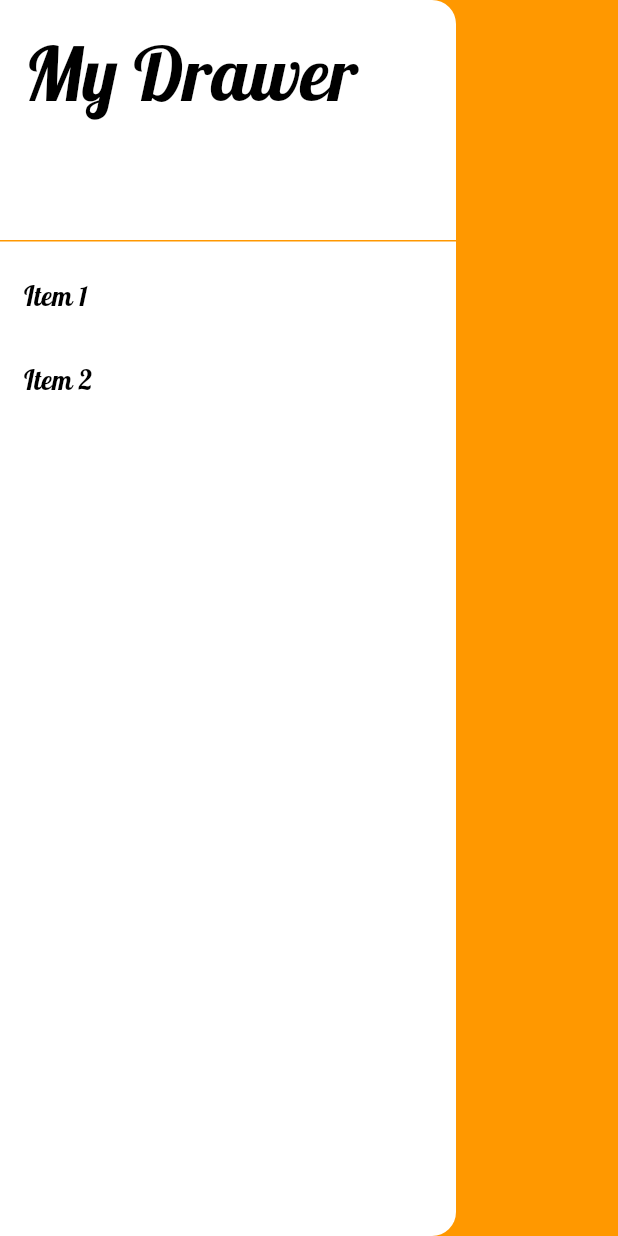
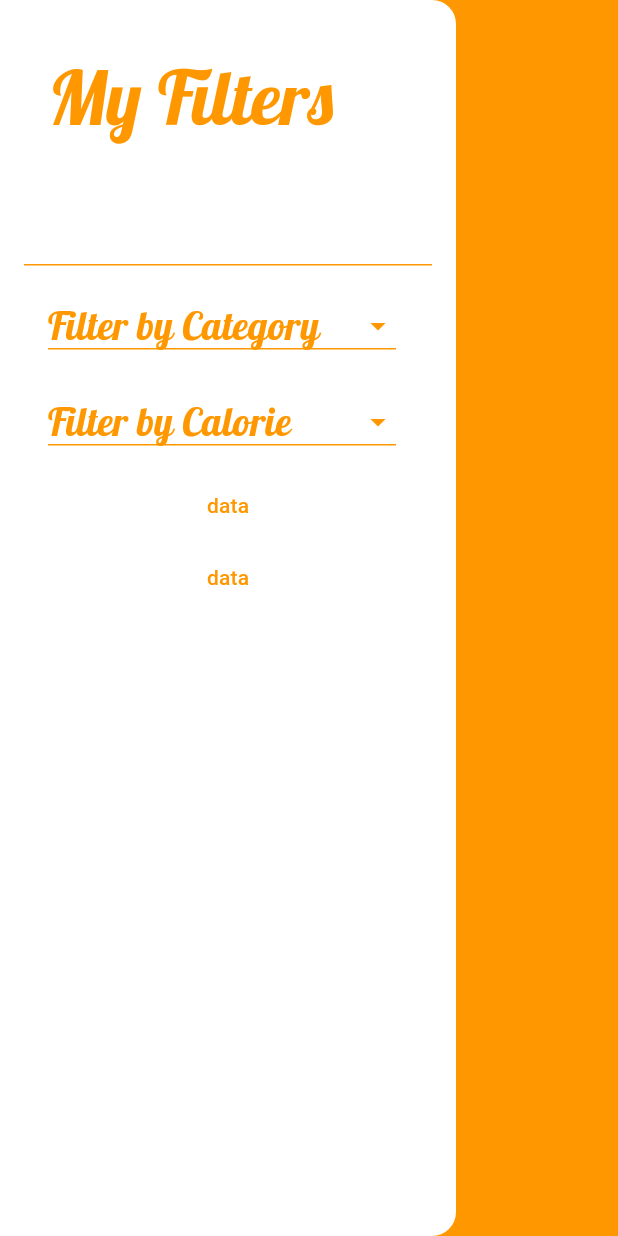
Before and after one commit to Rawezh-Tariq/meals_app, a Flutter app: the DrawerScreen widget shown alone on an empty page, opened directly with empty values, on a phone screen of 412 x 824 dp. Run offline on Flutter 3.47's test engine with Material 2 defaults, Android fonts, the phone set to English and light mode, and no system bars; our stand-ins replace google_fonts; network calls fail.

Commit message:
working on filters

```diff
--- a/lib/screens/bottom_navigator_screen.dart
+++ b/lib/screens/bottom_navigator_screen.dart
@@ -1,6 +1,7 @@
 import 'package:flutter/material.dart';
 import 'package:meals_app/models/items.dart';
 import 'package:meals_app/screens/favorite_screen.dart';
+import 'package:meals_app/screens/filters_screen.dart';
 
 class BottomNavigatorScreen extends StatelessWidget {
   const BottomNavigatorScreen({
@@ -27,22 +28,21 @@ class BottomNavigatorScreen extends StatelessWidget {
           Navigator.popUntil(context, (route) => route.isFirst);
         } else if (currentIndex == 1 && currentScreen != 'favorite') {
           Navigator.push(context, MaterialPageRoute(builder: (context) {
-            List<Item> myFavs = myItems
+            List<Item> myFavorites = myItems
                 .where((element) => element.isItFavorite == true)
                 .toList();
 
             return FavoriteScreen(
               curentTheme: curentTheme,
-              myFavs: myFavs,
+              myFavorites: myFavorites,
             );
           }));
-        } else if (currentIndex == 2 && currentScreen != 'item') {
-          return;
-          // Navigator.push(context, MaterialPageRoute(builder: (context) {
-          //   return ItemScreen(
-          //     curentTheme: curentTheme,
-          //   );
-          // }));
+        } else if (currentIndex == 2 && currentScreen != 'filters') {
+          Navigator.push(context, MaterialPageRoute(builder: (context) {
+            return FiltersScreen(
+              curentTheme: curentTheme,
+            );
+          }));
         }
       },
       items: const [
@@ -56,7 +56,7 @@ class BottomNavigatorScreen extends StatelessWidget {
         ),
         BottomNavigationBarItem(
           icon: Icon(Icons.list),
-          label: 'Order',
+          label: 'Filters',
         ),
       ],
     );
--- a/lib/screens/drawer_screen.dart
+++ b/lib/screens/drawer_screen.dart
@@ -1,26 +1,93 @@
 import 'package:flutter/material.dart';
+import 'package:meals_app/models/items.dart';
+import 'package:meals_app/screens/home_screen.dart';
 
 class DrawerScreen extends StatelessWidget {
   const DrawerScreen({super.key, required this.curentTheme});
   final ThemeData curentTheme;
+
   @override
   Widget build(BuildContext context) {
+    String? myFilterCategory;
+
     return Drawer(
       backgroundColor: curentTheme.drawerTheme.backgroundColor,
       child: ListView(
+        padding: const EdgeInsets.all(16),
         children: [
           DrawerHeader(
-            child: Text('My Drawer', style: curentTheme.textTheme.titleLarge),
+            child: Text('My Filters',
+                style: curentTheme.textTheme.titleLarge!
+                    .copyWith(color: Colors.orange)),
           ),
           ListTile(
-            title: Text('Item 1', style: curentTheme.textTheme.titleSmall),
-            onTap: () {
-              Navigator.pop(context);
-            },
+            title: DropdownButton<String>(
+              borderRadius: BorderRadius.circular(50),
+              hint: Text(
+                'Filter by Category',
+                style: curentTheme.textTheme.titleMedium!
+                    .copyWith(color: Colors.orange),
+              ),
+              isExpanded: true,
+              style: curentTheme.textTheme.titleMedium!
+                  .copyWith(color: Colors.orange),
+              dropdownColor: curentTheme.colorScheme.background,
+              elevation: 0,
+              underline:
+                  const Divider(color: Colors.orange, thickness: 1, height: 1),
+              iconEnabledColor: Colors.orange,
+              items: [
+                for (int i = 0; i < Categories.values.length; i++)
+                  DropdownMenuItem<String>(
+                      value: Categories.values[i].name,
+                      child: Text(Categories.values[i].name)),
+              ],
+              onChanged: (name) {
+                myFilterCategory = name;
+                myItems.retainWhere(
+                    (element) => element.categorise.name == myFilterCategory);
+              },
+            ),
           ),
           ListTile(
-            title: Text('Item 2', style: curentTheme.textTheme.titleSmall),
+            title: DropdownButton<String>(
+              borderRadius: BorderRadius.circular(50),
+              hint: Text(
+                'Filter by Calorie',
+                style: curentTheme.textTheme.titleMedium!
+                    .copyWith(color: Colors.orange),
+              ),
+              isExpanded: true,
+              style: curentTheme.textTheme.titleMedium!
+                  .copyWith(color: Colors.orange),
+              dropdownColor: curentTheme.colorScheme.background,
+              elevation: 0,
+              underline:
+                  const Divider(color: Colors.orange, thickness: 1, height: 1),
+              iconEnabledColor: Colors.orange,
+              items: [
+                for (int i = 0; i < Categories.values.length; i++)
+                  DropdownMenuItem<String>(
+                      value: Categories.values[i].name,
+                      child: Text(Categories.values[i].name)),
+              ],
+              onChanged: (name) {
+                myFilterCategory = name;
+                myItems.retainWhere(
+                    (element) => element.categorise.name == myFilterCategory);
+              },
+            ),
           ),
+          TextButton(
+              onPressed: () {
+                Navigator.pushReplacement(
+                    context,
+                    MaterialPageRoute(
+                      builder: (contex) => const HomeScreen(),
+                    ));
+              },
+              child: const Text('data')),
+          TextButton(onPressed: () {}, child: const Text('data')),
         ],
       ),
     );
--- a/lib/screens/home_screen.dart
+++ b/lib/screens/home_screen.dart
@@ -1,4 +1,5 @@
 import 'package:flutter/material.dart';
+
 import 'package:meals_app/screens/bottom_navigator_screen.dart';
 import 'package:meals_app/screens/drawer_screen.dart';
 
@@ -8,7 +9,7 @@ import 'package:meals_app/tools/theme.dart';
 class HomeScreen extends StatefulWidget {
   const HomeScreen({
     super.key,
-    required this.currentScreen,
+    this.currentScreen = '',
   });
   final String currentScreen;
 
```
Also changed, not shown: lib/screens/favorite_screen.dart (+6 -4 lines), lib/screens/filters_screen.dart (added, +25 -0 lines).
